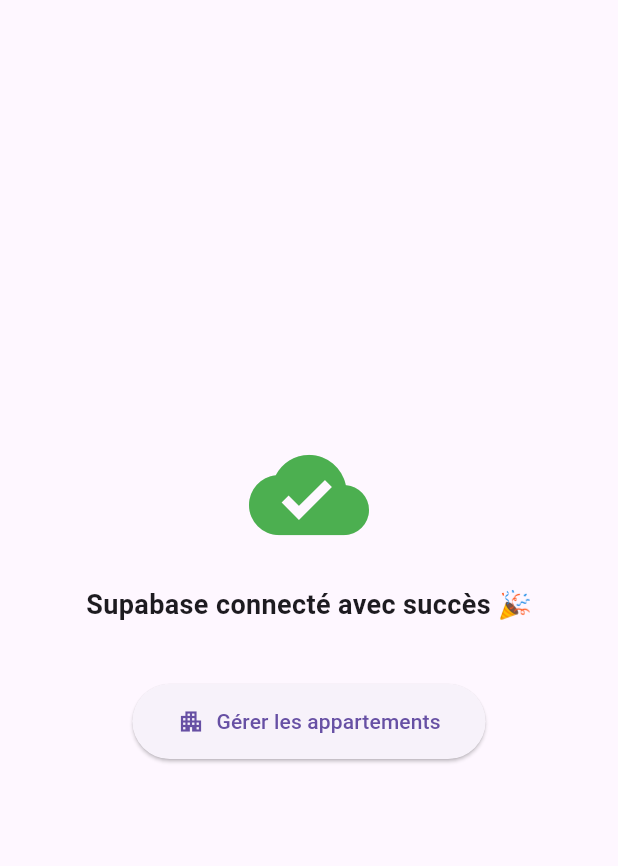
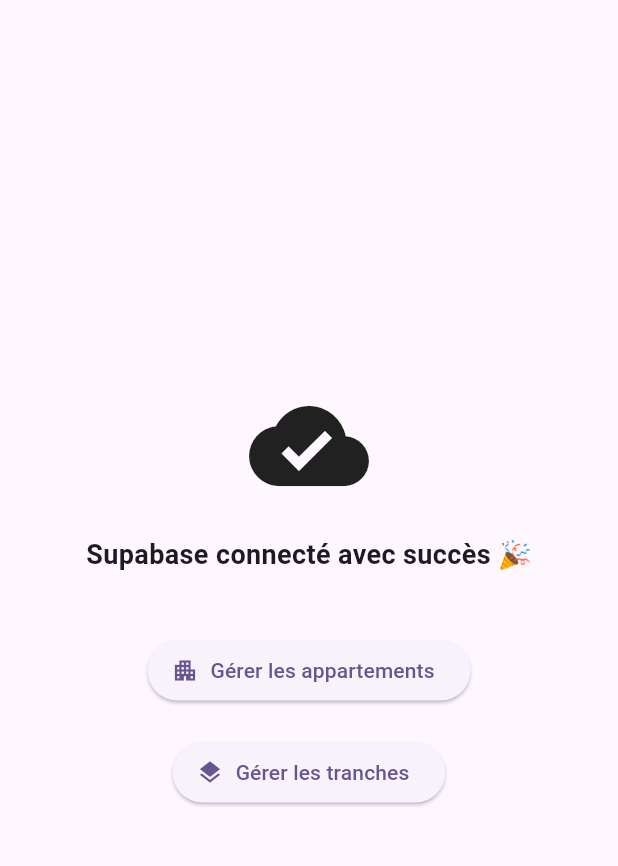
Before and after one commit to Nouhaerr404/ResiManager, a Flutter app: the screen it shows after launch, on a phone screen of 412 x 824 dp, the part 63-929 px from its top. Run offline on Flutter 3.47's test engine with Material 3 defaults, Android fonts, the phone set to English and light mode, and no system bars; our stand-ins replace supabase_flutter; accounts and stored records are empty.

Commit message:
Modification de main apres merge avec hajar

```diff
--- a/lib/main.dart
+++ b/lib/main.dart
@@ -9,11 +9,11 @@
 void main() async {
   WidgetsFlutterBinding.ensureInitialized();
 
-  // Initialisation Supabase
   await Supabase.initialize(
     url: SupabaseConfig.supabaseUrl,
     anonKey: SupabaseConfig.supabaseAnonKey,
   );
+
   runApp(const MyApp());
 }
 
@@ -26,8 +26,11 @@
       title: 'ResiManager',
       debugShowCheckedModeBanner: false,
       theme: ThemeData(
+        fontFamily: 'Roboto',
+        colorScheme: ColorScheme.fromSeed(
+          seedColor: const Color(0xFF8B5CF6),
+        ),
         useMaterial3: true,
-        primarySwatch: Colors.blue,
       ),
       home: const HomePage(),
     );
@@ -53,7 +56,6 @@
               const Icon(
                 Icons.cloud_done,
                 size: 80,
-                color: Colors.green,
               ),
 
               const SizedBox(height: 20),
@@ -79,12 +81,21 @@
                 },
                 icon: const Icon(Icons.apartment),
                 label: const Text("Gérer les appartements"),
-                style: ElevatedButton.styleFrom(
-                  padding: const EdgeInsets.symmetric(
-                    horizontal: 30,
-                    vertical: 15,
-                  ),
-                ),
+              ),
+
+              const SizedBox(height: 20),
+
+              ElevatedButton.icon(
+                onPressed: () {
+                  Navigator.push(
+                    context,
+                    MaterialPageRoute(
+                      builder: (context) => const TranchesListScreen(),
+                    ),
+                  );
+                },
+                icon: const Icon(Icons.layers),
+                label: const Text("Gérer les tranches"),
               ),
             ],
           ),
```
